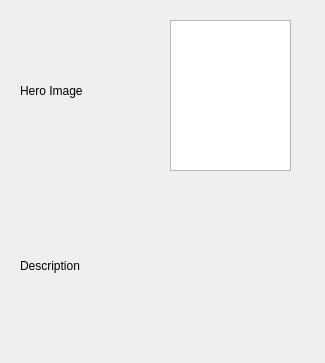
This is PayStarWars/CharacterSelectScreen/Characters/CharacterSelectionCloneSoldierSelection.ui in beratyil/playStarWars as Qt 5 draws it before an edit. The edited form follows.
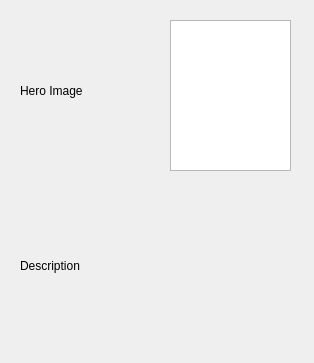
This is the edited form.

Commit message: Update attributes part

```diff
--- a/PayStarWars/CharacterSelectScreen/Characters/CharacterSelectionCloneSoldierSelection.ui
+++ b/PayStarWars/CharacterSelectScreen/Characters/CharacterSelectionCloneSoldierSelection.ui
@@ -6,7 +6,7 @@
    <rect>
     <x>0</x>
     <y>0</y>
-    <width>325</width>
+    <width>314</width>
     <height>363</height>
    </rect>
   </property>
```
Left out of the diff: 2 changed lines with no effect on the pictures. The commit also changes 2 other files.
